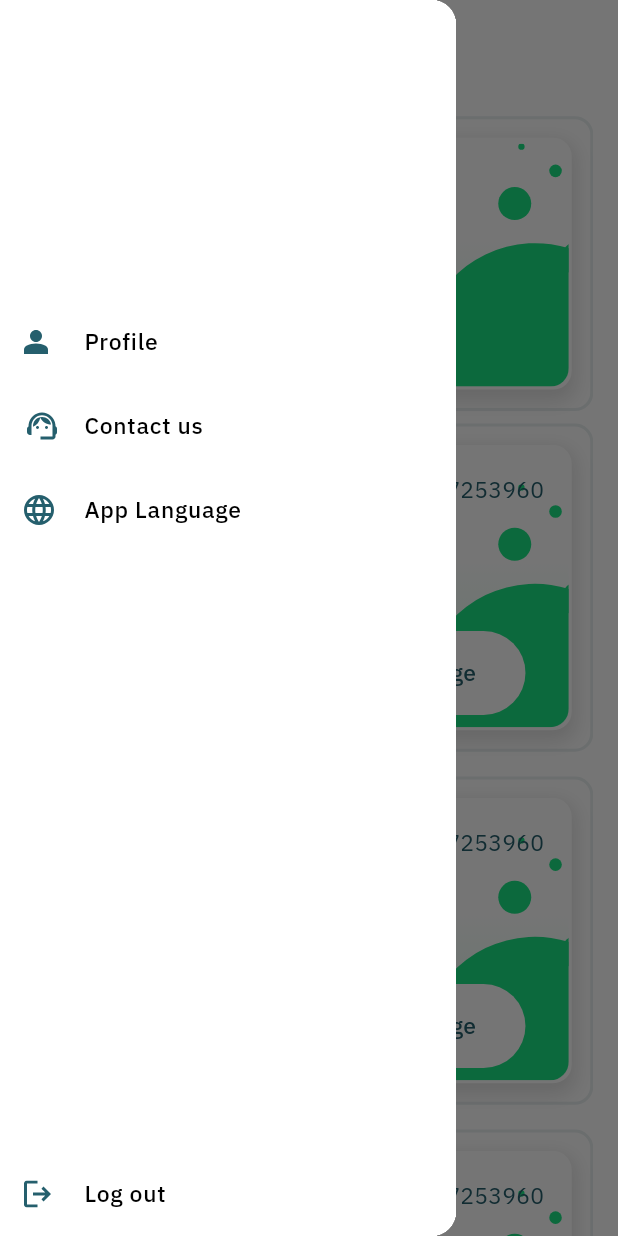
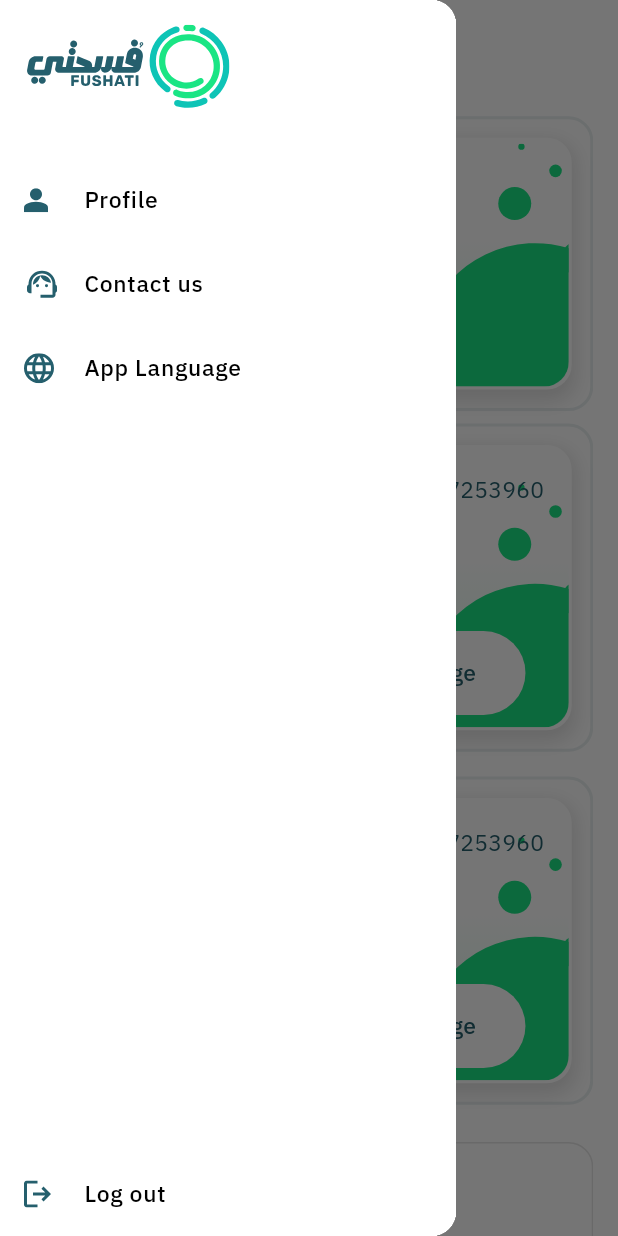
Before and after one commit to Mohamed-Ahmed-Salah/fushati, a Flutter app: the HomeView screen opened by its route, after a tap on the "menu" icon, on a phone screen of 412 x 824 dp. Run offline on Flutter 3.47's test engine with Material 3 defaults, Android fonts, the phone set to English and light mode, and no system bars; our stand-ins replace bloc, country_code_picker, dartz, dio, equatable, flutter_bloc and 9 more; missing offline and left inert: mesh_gradient, pay; accounts and stored records are empty; generated files the repository leaves out were written again.

Commit message:
side menu

```diff
--- a/lib/core/utils/constants/size_constatnts.dart
+++ b/lib/core/utils/constants/size_constatnts.dart
@@ -6,7 +6,7 @@ abstract class SizeConst{
   static final double verticalPadding=2.h;
   static final double verticalPaddingFour=4.h;
   static final double horizontalPaddingFour=4.w;
-  static final double borderRadius=3.w;
+  static final double borderRadius=4.w;
 
 
 
--- a/lib/l10n/app_ar.arb
+++ b/lib/l10n/app_ar.arb
@@ -72,7 +72,8 @@
   "contactUs":"اتصل بنا",
 "appLanguage":"لغة التطبيق",
 "transHistory":"تاريخ المعاملات",
-"profile":"الحساب الشخصي"
+"profile":"الحساب الشخصي",
+"addNewCard":"إضافة بطاقة جديدة"
 
 
 
--- a/lib/l10n/app_en.arb
+++ b/lib/l10n/app_en.arb
@@ -71,7 +71,8 @@
 
 "appLanguage":"App Language",
 "transHistory":"Trans History",
-"profile":"Profile"
+"profile":"Profile",
+"addNewCard":"Add new card"
 
 
 
--- a/lib/src/home/presentation/widgets/cards_list.dart
+++ b/lib/src/home/presentation/widgets/cards_list.dart
@@ -6,6 +6,7 @@ import 'package:responsive_sizer/responsive_sizer.dart';
 import 'package:flutter_gen/gen_l10n/app_localizations.dart';
 
 import '../../../manage_card/presentation/views/manage_card_view.dart';
+import '../../../new_card/presentation/views/new_card_view.dart';
 import 'empty_card_list.dart';
 
 class LoadedCardList extends StatelessWidget {
@@ -16,12 +17,49 @@ class LoadedCardList extends StatelessWidget {
     return SliverList(
       delegate: SliverChildBuilderDelegate(
         (BuildContext context, int index) {
+          if (index == 2) {
+            return GestureDetector(
+              onTap: () {
+                context.push(NewCardView.path);
+              },
+              child: Padding(
+                padding:
+                    EdgeInsets.symmetric(vertical: SizeConst.verticalPadding),
+                child: Container(
+                  padding:
+                      EdgeInsets.symmetric(vertical: SizeConst.verticalPadding),
+                  decoration: BoxDecoration(
+                      borderRadius: BorderRadius.all(
+                        Radius.circular(SizeConst.borderRadius),
+                      ),
+                      border: Border.all(color: Colours.borderGreyColor)),
+                  child: Column(
+                    children: [
+                      const AddCardButton(),
+                      Padding(
+                        padding: EdgeInsets.only(top: 1.h),
+                        child: Text(
+                          "${AppLocalizations.of(context)?.addNewCard}",
+                          style: TextStyle(
+                              fontSize: 17.sp,
+                              fontWeight: FontWeight.w400,
+                              color: Colours.textBlackColor.withOpacity(0.5)),
+                        ),
+                      ),
+                    ],
+                  ),
+                ),
+              ),
+            );
+          }
           return Padding(
             padding: EdgeInsets.symmetric(vertical: 1.h),
-            child: const CardBox(showManage: true,),
+            child: const CardBox(
+              showManage: true,
+            ),
           );
         },
-        childCount: 10, // Example: 10 builders
+        childCount: 3, // Example: 10 builders
       ),
     );
   }
@@ -29,7 +67,8 @@ class LoadedCardList extends StatelessWidget {
 
 class CardBox extends StatelessWidget {
   final bool showManage;
-  const CardBox({super.key, this.showManage=false});
+
+  const CardBox({super.key, this.showManage = false});
 
   @override
   Widget build(BuildContext context) {
@@ -41,12 +80,12 @@ class CardBox extends StatelessWidget {
             right: 0,
             child: BubbleImage(),
           ),
-          if(showManage)
+          if (showManage)
             Positioned(
               bottom: 1.h,
               right: 7.w,
               child: GestureDetector(
-              onTap: (){
+                onTap: () {
                   context.push(ManageCardView.path);
                 },
                 child: Container(
@@ -60,7 +99,8 @@ class CardBox extends StatelessWidget {
                   child: Text(
                     "${AppLocalizations.of(context)?.manage}",
                     style: Theme.of(context).textTheme.titleMedium?.copyWith(
-                      fontWeight: FontWeight.w500, color: Colours.brandColorOne),
+                        fontWeight: FontWeight.w500,
+                        color: Colours.brandColorOne),
                   ),
                 ),
               ),
--- a/lib/src/home/presentation/widgets/custom_drawer.dart
+++ b/lib/src/home/presentation/widgets/custom_drawer.dart
@@ -2,6 +2,7 @@ import 'package:flutter/material.dart';
 import 'package:flutter_bloc/flutter_bloc.dart';
 import 'package:flutter_svg/flutter_svg.dart' hide Cache;
 import 'package:fushati/core/res/styles/colours.dart';
+import 'package:fushati/core/utils/constants/size_constatnts.dart';
 
 import 'package:go_router/go_router.dart';
 import 'package:responsive_sizer/responsive_sizer.dart';
@@ -26,8 +27,20 @@ class CustomDrawer extends StatelessWidget {
           color: Colours.whiteColor,
           child: Column(
             mainAxisSize: MainAxisSize.max,
+            crossAxisAlignment: CrossAxisAlignment.start,
             children: [
-              const Spacer(),
+              SizedBox(
+                height: SizeConst.verticalPadding,
+              ),
+              ListTile(
+                leading: SvgPicture.asset(
+                  Media.logoSvg,
+                  height: 7.h,
+                ),
+              ),
+              SizedBox(
+                height: SizeConst.verticalPaddingFour,
+              ),
               CustomListTile(
                 onTap: () {
                   // context.push(ProfileView.path);
--- a/lib/src/home/presentation/widgets/empty_card_list.dart
+++ b/lib/src/home/presentation/widgets/empty_card_list.dart
@@ -44,18 +44,7 @@ class EmptyCardsList extends StatelessWidget {
                     const SizedBox(height: 16.0),
                     Column(
                       children: [
-                        Container(
-                          decoration: const BoxDecoration(
-                            color: Colours.brandColorOne,
-                            shape: BoxShape.circle,
-                          ),
-                          padding: const EdgeInsets.all(16.0),
-                          child: Icon(
-                            Media.plusIcon,
-                            color: Colours.primaryGreenColor,
-                            size: 5.h,
-                          ),
-                        ),
+                        AddCardButton(),
                         const SizedBox(height: 8.0),
                         Text(
                           "${AppLocalizations.of(context)?.addFirstCard}",
@@ -74,6 +63,26 @@ class EmptyCardsList extends StatelessWidget {
             ),
           ],
         ),
+      ),
+    );
+  }
+}
+
+class AddCardButton extends StatelessWidget {
+  const AddCardButton({super.key});
+
+  @override
+  Widget build(BuildContext context) {
+    return   Container(
+      decoration: const BoxDecoration(
+        color: Colours.brandColorOne,
+        shape: BoxShape.circle,
+      ),
+      padding: const EdgeInsets.all(16.0),
+      child: Icon(
+        Media.plusIcon,
+        color: Colours.primaryGreenColor,
+        size: 5.h,
       ),
     );
   }
```
Also changed, not shown: lib/core/res/theme/app_theme.dart (+37 -33 lines), lib/src/auth/presentation/widgets/resend_otp_widget.dart (+9 -5 lines). Lines whose indentation alone changed are shown as unchanged.
